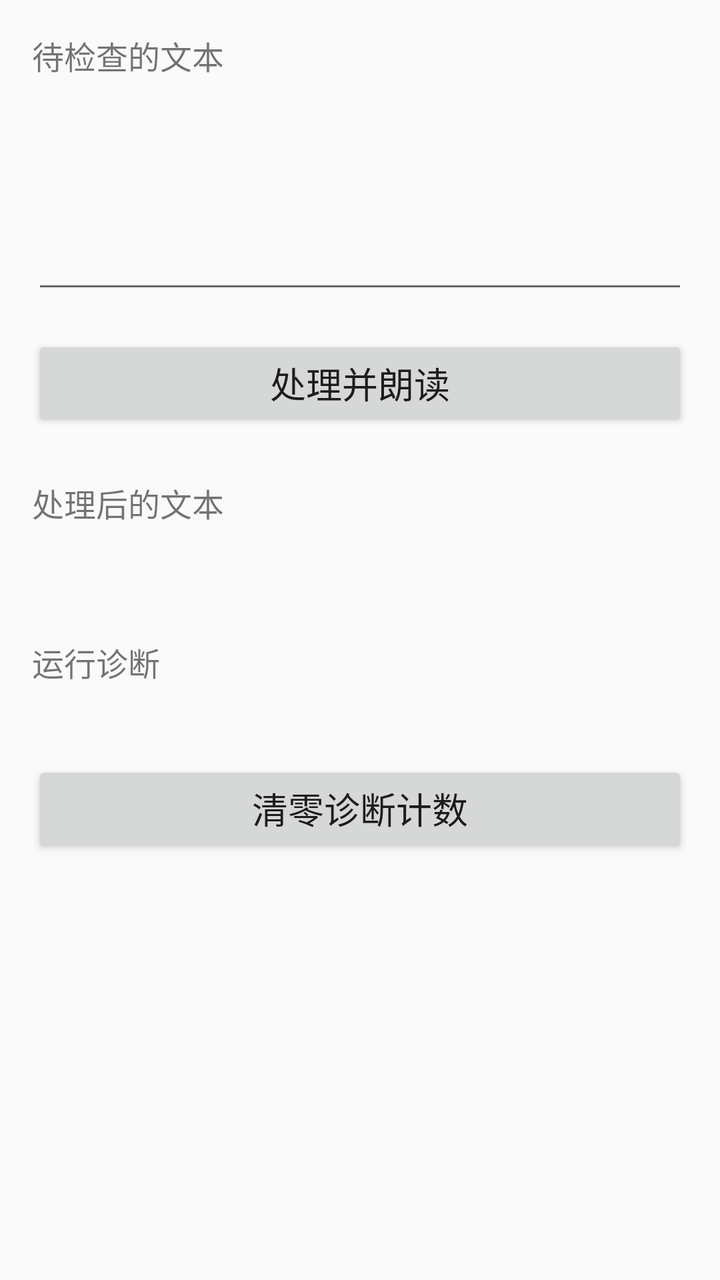
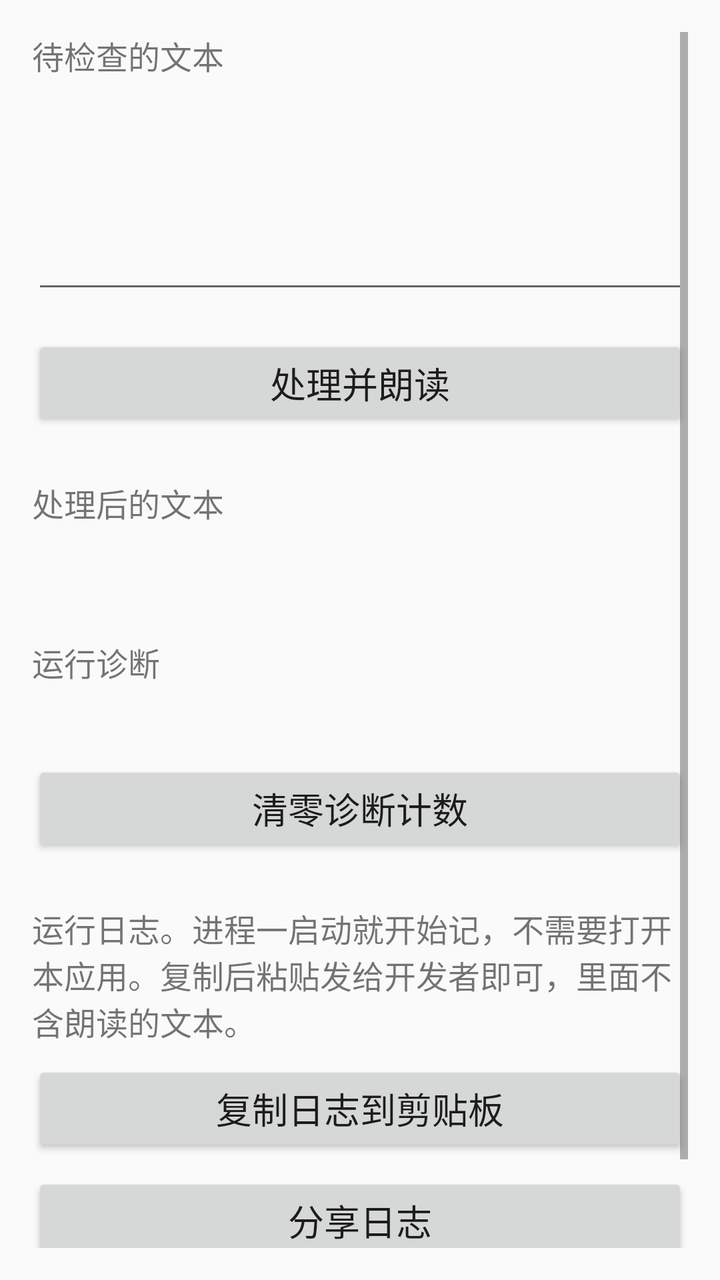

Compare the two renders of this Android layout. The source of the first and the diff that turns it into the second are given below.
<!-- AndroidManifest.xml: application theme Theme.TtsProxy -->
<!-- res/layout/activity_debug.xml -->
<?xml version="1.0" encoding="utf-8"?>
<ScrollView xmlns:android="http://schemas.android.com/apk/res/android"
    android:layout_width="match_parent"
    android:layout_height="match_parent"
    android:padding="16dp">

    <LinearLayout
        android:layout_width="match_parent"
        android:layout_height="wrap_content"
        android:orientation="vertical">

        <TextView
            android:id="@+id/label_input"
            android:layout_width="match_parent"
            android:layout_height="wrap_content"
            android:labelFor="@+id/input"
            android:text="@string/debug_input_label"
            android:textSize="16sp" />

        <EditText
            android:id="@+id/input"
            android:layout_width="match_parent"
            android:layout_height="wrap_content"
            android:layout_marginTop="8dp"
            android:gravity="top|start"
            android:importantForAutofill="no"
            android:inputType="textMultiLine"
            android:minLines="4"
            android:textSize="18sp" />

        
        <Button
            android:id="@+id/process"
            android:layout_width="match_parent"
            android:layout_height="wrap_content"
            android:layout_marginTop="16dp"
            android:minHeight="48dp"
            android:text="@string/debug_process"
            android:textSize="18sp" />

        <TextView
            android:id="@+id/label_result"
            android:layout_width="match_parent"
            android:layout_height="wrap_content"
            android:layout_marginTop="24dp"
            android:labelFor="@+id/result"
            android:text="@string/debug_result_label"
            android:textSize="16sp" />

        <TextView
            android:id="@+id/result"
            android:layout_width="match_parent"
            android:layout_height="wrap_content"
            android:layout_marginTop="8dp"
            android:focusable="true"
            android:textIsSelectable="true"
            android:textSize="18sp" />

        <TextView
            android:id="@+id/label_diagnostics"
            android:layout_width="match_parent"
            android:layout_height="wrap_content"
            android:layout_marginTop="24dp"
            android:labelFor="@+id/diagnostics"
            android:text="@string/debug_diagnostics_label"
            android:textSize="16sp" />

        <TextView
            android:id="@+id/diagnostics"
            android:layout_width="match_parent"
            android:layout_height="wrap_content"
            android:layout_marginTop="8dp"
            android:focusable="true"
            android:textIsSelectable="true"
            android:textSize="16sp" />

        <Button
            android:id="@+id/reset_diagnostics"
            android:layout_width="match_parent"
            android:layout_height="wrap_content"
            android:layout_marginTop="8dp"
            android:minHeight="48dp"
            android:text="@string/debug_reset_diagnostics"
            android:textSize="18sp" />
    </LinearLayout>
</ScrollView>
<!-- resources referenced by this layout -->
<resources>
  <string name="debug_diagnostics_label">运行诊断</string>
  <string name="debug_input_label">待检查的文本</string>
  <string name="debug_process">处理并朗读</string>
  <string name="debug_reset_diagnostics">清零诊断计数</string>
  <string name="debug_result_label">处理后的文本</string>
  <style name="Theme.TtsProxy" parent="Theme.AppCompat.DayNight.DarkActionBar">
          <item name="preferenceTheme">@style/PreferenceThemeOverlay</item>
      </style>
</resources>

<!-- the commit's change to res/layout/activity_debug.xml (unified diff, before → after) -->
@@ -82,5 +82,40 @@
             android:minHeight="48dp"
             android:text="@string/debug_reset_diagnostics"
             android:textSize="18sp" />
+
+        <TextView
+            android:id="@+id/label_log"
+            android:layout_width="match_parent"
+            android:layout_height="wrap_content"
+            android:layout_marginTop="24dp"
+            android:text="@string/debug_log_label"
+            android:textSize="16sp" />
+
+        <Button
+            android:id="@+id/copy_log"
+            android:layout_width="match_parent"
+            android:layout_height="wrap_content"
+            android:layout_marginTop="8dp"
+            android:minHeight="48dp"
+            android:text="@string/debug_copy_log"
+            android:textSize="18sp" />
+
+        <Button
+            android:id="@+id/share_log"
+            android:layout_width="match_parent"
+            android:layout_height="wrap_content"
+            android:layout_marginTop="8dp"
+            android:minHeight="48dp"
+            android:text="@string/debug_share_log"
+            android:textSize="18sp" />
+
+        <Button
+            android:id="@+id/clear_log"
+            android:layout_width="match_parent"
+            android:layout_height="wrap_content"
+            android:layout_marginTop="8dp"
+            android:minHeight="48dp"
+            android:text="@string/debug_clear_log"
+            android:textSize="18sp" />
     </LinearLayout>
 </ScrollView>
<!-- resource entries referenced after the edit -->
@@ -1,10 +1,14 @@
 <!-- resources referenced by this layout -->
 <resources>
+  <string name="debug_clear_log">清空日志</string>
+  <string name="debug_copy_log">复制日志到剪贴板</string>
   <string name="debug_diagnostics_label">运行诊断</string>
   <string name="debug_input_label">待检查的文本</string>
+  <string name="debug_log_label">运行日志。进程一启动就开始记，不需要打开本应用。复制后粘贴发给开发者即可，里面不含朗读的文本。</string>
   <string name="debug_process">处理并朗读</string>
   <string name="debug_reset_diagnostics">清零诊断计数</string>
   <string name="debug_result_label">处理后的文本</string>
+  <string name="debug_share_log">分享日志</string>
   <style name="Theme.TtsProxy" parent="Theme.AppCompat.DayNight.DarkActionBar">
           <item name="preferenceTheme">@style/PreferenceThemeOverlay</item>
       </style>
